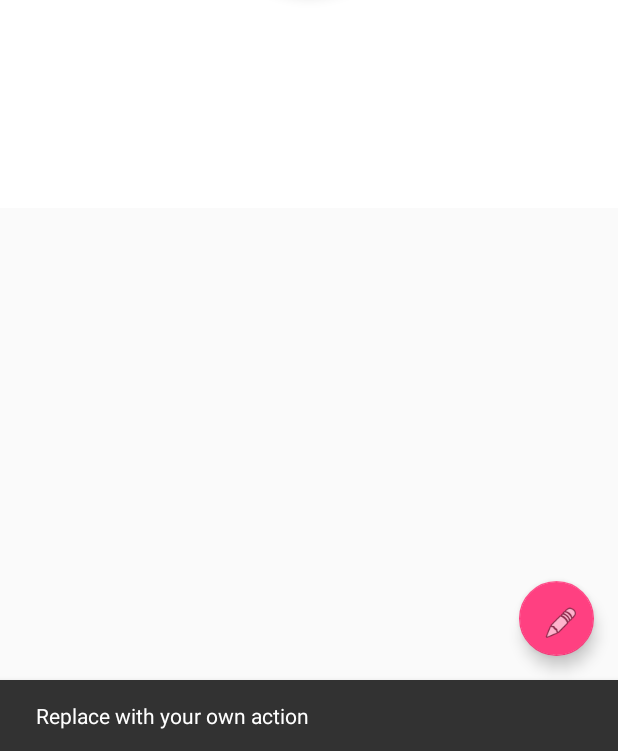
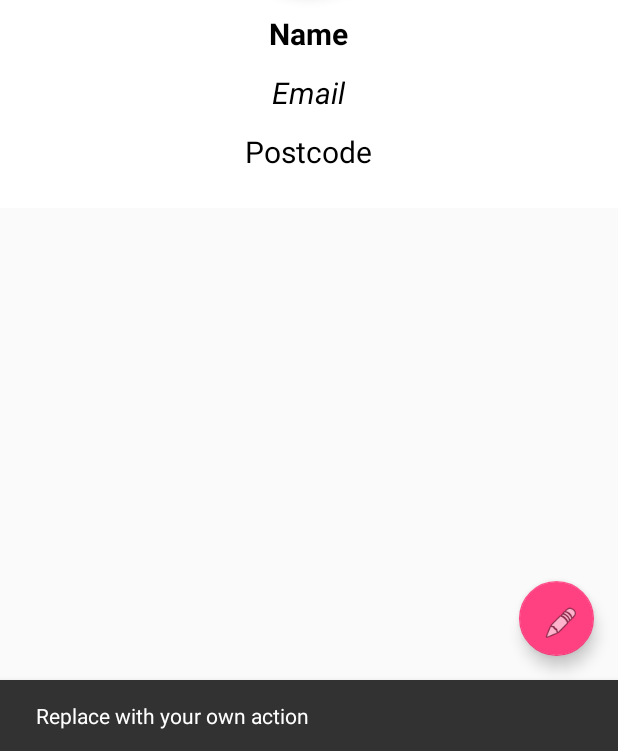
Before and after one commit to fevsea/meet-Run-Client, an Android app: the ProfileActivityFragment screen opened directly, with no data from a screen before it, after a tap on an icon or button, on a phone screen of 412 x 824 dp, the part 485-1236 px from its top. Run offline under Robolectric (Android 15) with nearby library versions, the phone set to English and light mode, and no system bars; 6 statements that could not run were skipped.

Commit message:
interface design improved

```diff
--- a/app/src/main/res/layout/fragment_profile.xml
+++ b/app/src/main/res/layout/fragment_profile.xml
@@ -48,7 +48,7 @@
                 android:layout_height="wrap_content"
                 android:layout_centerHorizontal="true"
                 android:layout_marginTop="76dp"
-                android:textColor="#0000"
+                android:textColor="#000000"
                 android:textSize="20sp"
                 android:textStyle="bold"
                 android:text="Name" />
@@ -60,7 +60,7 @@
                 android:layout_centerHorizontal="true"
                 android:layout_below="@+id/userName"
                 android:layout_marginTop="12dp"
-                android:textColor="#0000"
+                android:textColor="#000000"
                 android:textSize="20sp"
                 android:textStyle="italic"
                 android:text="Email" />
@@ -72,7 +72,7 @@
                 android:layout_centerHorizontal="true"
                 android:layout_marginTop="12dp"
                 android:layout_below="@+id/userEmail"
-                android:textColor="#0000"
+                android:textColor="#000000"
                 android:textSize="20sp"
                 android:text="Postcode" />
 
```
